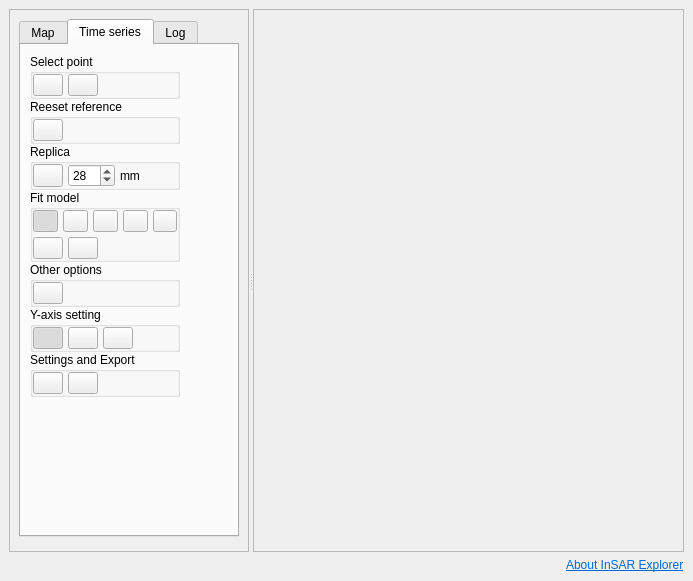
Old version of the form insar_explorer_dockwidget_base.ui in the repository luhipi/insar-explorer.
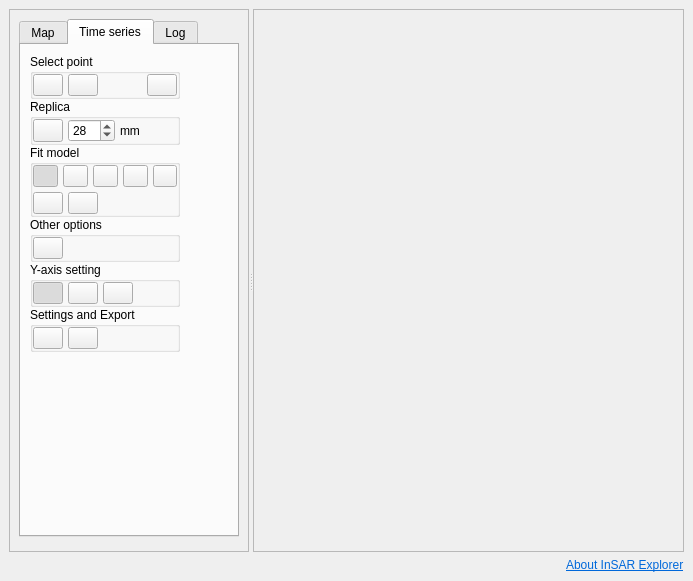
New version of the form. The open tabs and pages were chosen to show the change. Icons and pictures are not drawn.

Commit message: move reset reference push button to Select Point groupbox

Patch:
```diff
--- a/insar_explorer_dockwidget_base.ui
+++ b/insar_explorer_dockwidget_base.ui
@@ -1042,58 +1042,6 @@
                          </property>
                         </spacer>
                        </item>
-                      </layout>
-                     </item>
-                    </layout>
-                   </widget>
-                  </item>
-                  <item>
-                   <widget class="QGroupBox" name="groupBox_4">
-                    <property name="sizePolicy">
-                     <sizepolicy hsizetype="Fixed" vsizetype="Preferred">
-                      <horstretch>0</horstretch>
-                      <verstretch>0</verstretch>
-                     </sizepolicy>
-                    </property>
-                    <property name="minimumSize">
-                     <size>
-                      <width>0</width>
-                      <height>0</height>
-                     </size>
-                    </property>
-                    <property name="maximumSize">
-                     <size>
-                      <width>150</width>
-                      <height>16777215</height>
-                     </size>
-                    </property>
-                    <property name="toolTip">
-                     <string>Plot fit residual</string>
-                    </property>
-                    <property name="title">
-                     <string>Reeset reference</string>
-                    </property>
-                    <layout class="QVBoxLayout" name="verticalLayout_9">
-                     <property name="spacing">
-                      <number>0</number>
-                     </property>
-                     <property name="leftMargin">
-                      <number>0</number>
-                     </property>
-                     <property name="topMargin">
-                      <number>0</number>
-                     </property>
-                     <property name="rightMargin">
-                      <number>0</number>
-                     </property>
-                     <property name="bottomMargin">
-                      <number>0</number>
-                     </property>
-                     <item>
-                      <layout class="QHBoxLayout" name="horizontalLayout_13">
-                       <property name="spacing">
-                        <number>5</number>
-                       </property>
                        <item>
                         <widget class="QPushButton" name="pb_reset_reference">
                          <property name="sizePolicy">
@@ -1132,22 +1080,6 @@
                          </property>
                         </widget>
                        </item>
-                       <item>
-                        <spacer name="horizontalSpacer_3">
-                         <property name="toolTip">
-                          <string>Plot fit residual</string>
-                         </property>
-                         <property name="orientation">
-                          <enum>Qt::Horizontal</enum>
-                         </property>
-                         <property name="sizeHint" stdset="0">
-                          <size>
-                           <width>40</width>
-                           <height>20</height>
-                          </size>
-                         </property>
-                        </spacer>
-                       </item>
                       </layout>
                      </item>
                     </layout>
```
